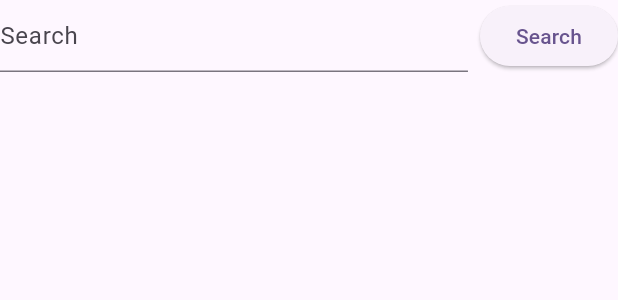
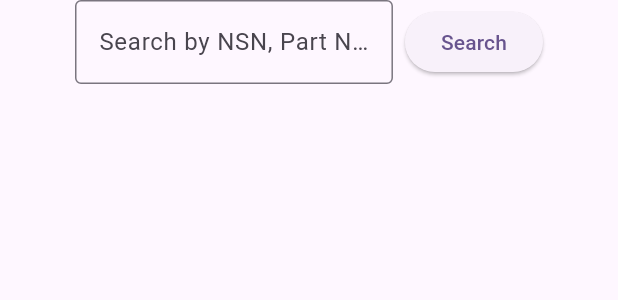
Before and after one commit to ganneyd/inventory, a Flutter app: the CustomSearchBar widget shown alone on an empty page, opened directly with empty values, on a phone screen of 412 x 824 dp. Shown: the top 300 px of the screen. Run offline on Flutter 3.47's test engine with Material 3 defaults, Android fonts, the light colour scheme and no system bars; our stand-ins replace bloc, dartz, equatable, flutter_bloc, freezed_annotation, get_it and 2 more; missing offline and left inert: dart:ffi; accounts and stored records are empty.

Commit message:
refactor generic widgets

```diff
--- a/lib/presentation/widgets/search_bar_widget.dart
+++ b/lib/presentation/widgets/search_bar_widget.dart
@@ -1,25 +1,34 @@
 import 'package:flutter/material.dart';
+import 'package:inventory_v1/presentation/widgets/widget_bucket.dart';
 
 class CustomSearchBar extends StatelessWidget {
   final VoidCallback onPressed;
   final TextEditingController controller;
-  const CustomSearchBar({required this.onPressed, required this.controller})
+  final Key textFieldKey;
+  const CustomSearchBar(
+      {required this.textFieldKey,
+      required this.onPressed,
+      required this.controller})
       : super(key: const Key('custom-search-bar'));
 
   @override
   Widget build(BuildContext context) {
-    return Row(
+    return Padding(
+      padding: const EdgeInsets.symmetric(horizontal: 50.0),
+      child: Row(
         children: [
           Expanded(
-            child: TextField(
+            child: CustomTextField(
                 controller: controller,
-          decoration: const InputDecoration(hintText: 'Search'),
-        )),
+                key: textFieldKey,
+                hintText: 'Search by NSN, Part Number, Serial Number'),
+          ),
           const SizedBox(
             width: 8,
           ), //add some spacing
           ElevatedButton(onPressed: onPressed, child: const Text('Search')),
         ],
+      ),
     );
   }
 }
--- /dev/null
+++ b/lib/presentation/widgets/text_fields_widget.dart
@@ -0,0 +1,19 @@
+import 'package:flutter/material.dart';
+
+class CustomTextField extends StatelessWidget {
+  final TextEditingController controller;
+  final String hintText;
+  const CustomTextField({
+    super.key,
+    required this.controller,
+    required this.hintText,
+  });
+  @override
+  Widget build(BuildContext context) {
+    return TextField(
+      controller: controller,
+      decoration: InputDecoration(
+          hintText: hintText, border: const OutlineInputBorder()),
+    );
+  }
+}
--- a/lib/presentation/widgets/widget_bucket.dart
+++ b/lib/presentation/widgets/widget_bucket.dart
@@ -1,3 +1,4 @@
 export 'buttons/large_button_widget.dart';
 export 'buttons/small_button_widget.dart';
 export 'search_bar_widget.dart';
+export 'text_fields_widget.dart';
```
Also changed, not shown: lib/presentation/widgets/buttons/large_button_widget.dart (+5 -2 lines), lib/presentation/widgets/buttons/small_button_widget.dart (+23 -0 lines). Lines whose indentation alone changed are shown as unchanged.
